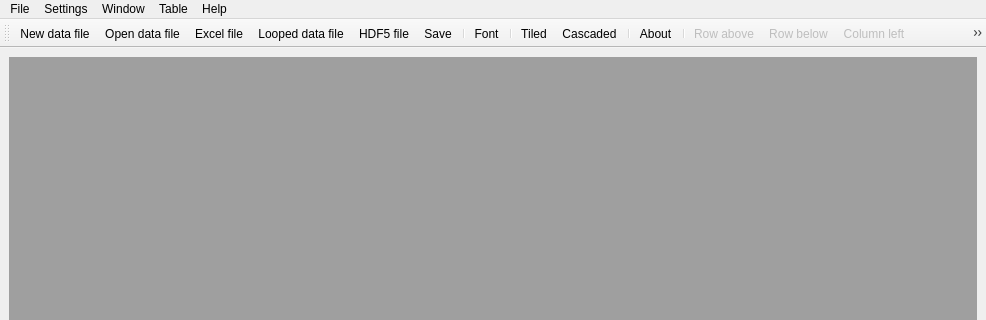
First picture: the form in UI/MyForm3.ui, repository sergiipanasenko/DataPlot, before the edit; both pictures show x 0 to 986 and y 0 to 320 of the 986 by 654 pixel window.
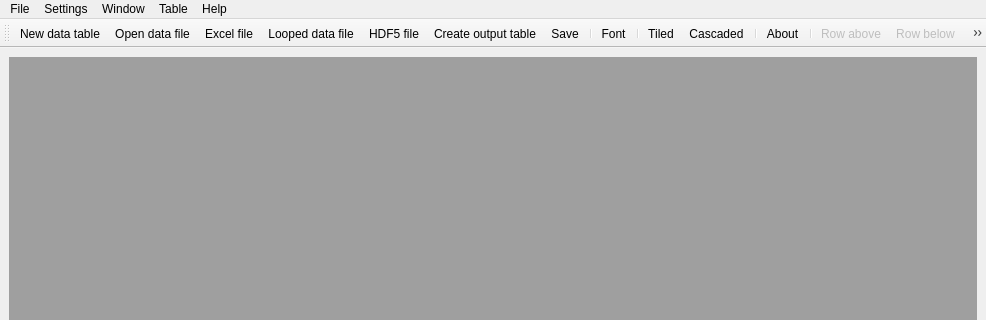
Second picture: the form after the edit. Icons and pictures are not drawn.

Commit message: Upgrade of Open Data file method. Add message. Add output table. Some update of main window.

Patch:
```diff
--- a/UI/MyForm3.ui
+++ b/UI/MyForm3.ui
@@ -1302,6 +1302,7 @@
    <addaction name="actionExcel_file"/>
    <addaction name="actionBinary_file"/>
    <addaction name="action_HDF5_file"/>
+   <addaction name="actionOutput"/>
    <addaction name="actionSave"/>
    <addaction name="separator"/>
    <addaction name="actionFont"/>
@@ -1635,7 +1636,7 @@
      <normaloff>New_Icons/add-file.png</normaloff>New_Icons/add-file.png</iconset>
    </property>
    <property name="text">
-    <string>New data file...</string>
+    <string>New data table...</string>
    </property>
    <property name="shortcut">
     <string>Ctrl+N</string>
@@ -1713,6 +1714,15 @@
     <string>Column</string>
    </property>
   </action>
+  <action name="actionOutput">
+   <property name="icon">
+    <iconset>
+     <normaloff>New_Icons/output.png</normaloff>New_Icons/output.png</iconset>
+   </property>
+   <property name="text">
+    <string>Create output table...</string>
+   </property>
+  </action>
  </widget>
  <resources/>
  <connections/>
```
Left out of the diff: 1 changed line with no effect on the pictures. The commit also changes 2 other files.
